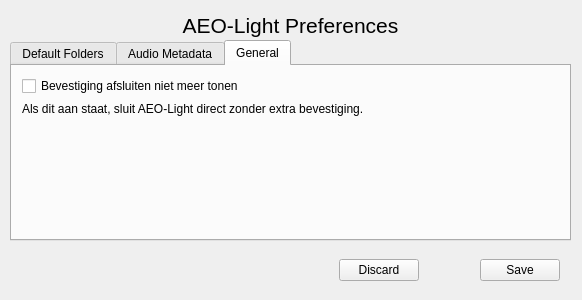
stoefer/aeo-light, file preferencesdialog.ui: the form before one commit.
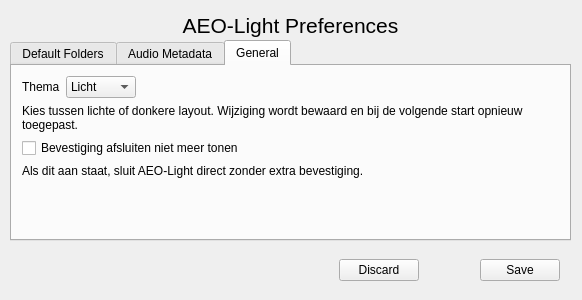
The form after the commit. The open tabs and pages were chosen to show the change.

Commit message: Add switchable light/dark UI theme preference

```diff
--- a/preferencesdialog.ui
+++ b/preferencesdialog.ui
@@ -324,6 +324,54 @@
       </rect>
      </property>
      <layout class="QVBoxLayout" name="verticalLayout">
+      <item>
+       <layout class="QHBoxLayout" name="themeLayout">
+        <item>
+         <widget class="QLabel" name="themeLabel">
+          <property name="text">
+           <string>Thema</string>
+          </property>
+         </widget>
+        </item>
+        <item>
+         <widget class="QComboBox" name="themeComboBox">
+          <item>
+           <property name="text">
+            <string>Licht</string>
+           </property>
+          </item>
+          <item>
+           <property name="text">
+            <string>Donker</string>
+           </property>
+          </item>
+         </widget>
+        </item>
+        <item>
+         <spacer name="horizontalSpacer_2">
+          <property name="orientation">
+           <enum>Qt::Horizontal</enum>
+          </property>
+          <property name="sizeHint" stdset="0">
+           <size>
+            <width>40</width>
+            <height>20</height>
+           </size>
+          </property>
+         </spacer>
+        </item>
+       </layout>
+      </item>
+      <item>
+       <widget class="QLabel" name="themeHelpLabel">
+        <property name="text">
+         <string>Kies tussen lichte of donkere layout. Wijziging wordt bewaard en bij de volgende start opnieuw toegepast.</string>
+        </property>
+        <property name="wordWrap">
+         <bool>true</bool>
+        </property>
+       </widget>
+      </item>
       <item>
        <widget class="QCheckBox" name="skipCloseConfirmCheckBox">
         <property name="text">
```
Left out of the diff: 1 changed line with no effect on the pictures. The commit also changes 3 other files.
